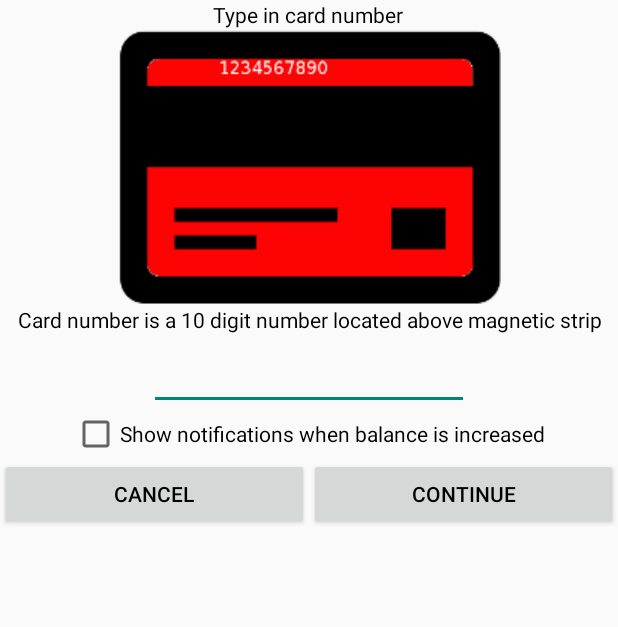
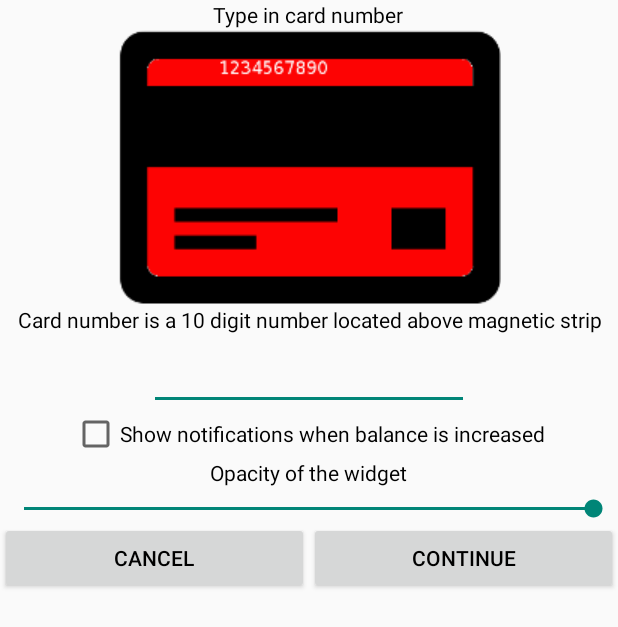
Before and after one commit to mobrembski/EdenredWidget, an Android app: the layout activity_configure.xml on its own in the app's theme, with its tools: preview values and no code run, on a phone screen of 412 x 824 dp. Shown: the top 627 px of the screen. Run offline under Robolectric (Android 15) with nearby library versions, the phone set to English and light mode, and no system bars.

Commit message:
Added ability to change opacity of widget

```diff
--- a/app/src/main/java/com/mobrembski/edenredwidget/EdenredCommTask.java
+++ b/app/src/main/java/com/mobrembski/edenredwidget/EdenredCommTask.java
@@ -45,12 +45,12 @@ class EdenredCommTask extends AsyncTask<Long, Void, Void> {
     private final SharedPreferences sp;
     private final int width;
 
-    public EdenredCommTask(Context ctx, int appWidgetId, int widgetWidth) {
+    public EdenredCommTask(Context ctx, int appWidgetId, int widgetWidth, int alpha) {
         context = ctx;
         width = widgetWidth;
         widgetId = appWidgetId;
         manager = AppWidgetManager.getInstance(context);
-        view = MainActivity.generateLayout(ctx, appWidgetId, widgetWidth);
+        view = MainActivity.generateLayout(ctx, appWidgetId, widgetWidth, alpha);
         sp = context.getSharedPreferences(context.getPackageName(), Context.MODE_PRIVATE);
     }
 
--- a/app/src/main/res/drawable/rounded_background.xml
+++ b/app/src/main/res/drawable/rounded_background.xml
@@ -4,7 +4,7 @@
         android:color="#ff000000"
 
         />
-    <solid android:color="#FFFFFF"/>
+    <solid android:color="#FFFFFFFF"/>
 
     <padding android:left="1dp"
         android:top="1dp"
--- a/app/src/main/res/layout/activity_configure.xml
+++ b/app/src/main/res/layout/activity_configure.xml
@@ -52,12 +52,34 @@
         android:layout_centerHorizontal="true"
         android:layout_below="@+id/edencard_number" />
 
+    <TextView
+        android:layout_width="wrap_content"
+        android:layout_height="wrap_content"
+        android:text="@string/widget_opacity"
+        android:gravity="center"
+        android:id="@+id/opacitydescription"
+        android:layout_marginBottom="5dp"
+        android:layout_gravity="center_horizontal"
+        android:layout_below="@+id/notifyBox"
+        android:layout_centerHorizontal="true" />
+
+    <SeekBar
+        android:layout_width="fill_parent"
+        android:max="100"
+        android:progress="100"
+        android:layout_height="wrap_content"
+        android:id="@+id/opacity_seekbar"
+        android:layout_below="@+id/opacitydescription"
+        android:layout_centerHorizontal="true"
+        android:layout_alignLeft="@+id/edencard_number"
+        android:layout_alignStart="@+id/edencard_number" />
+
     <LinearLayout
         android:layout_width="match_parent"
         android:layout_height="wrap_content"
         android:background="@null"
         android:orientation="horizontal"
-        android:layout_below="@+id/notifyBox"
+        android:layout_below="@+id/opacity_seekbar"
         android:layout_alignParentLeft="true"
         android:layout_alignParentStart="true">
 
--- a/app/src/main/res/values/strings.xml
+++ b/app/src/main/res/values/strings.xml
@@ -14,5 +14,6 @@
     <string name="show_notify">Show notifications when balance is increased</string>
     <string name="tap_to_see">Card balance increased. Drag down to see balance</string>
     <string name="number_location">Card number is a 10 digit number located above magnetic strip</string>
+    <string name="widget_opacity">Opacity of the widget</string>
 
 </resources>
```
Also changed, not shown: app/src/main/java/com/mobrembski/edenredwidget/ConfigureActivity.java (+29 -1 lines), app/src/main/java/com/mobrembski/edenredwidget/MainActivity.java (+17 -9 lines), app/src/main/res/layout/activity_main_1x1.xml (+10 -3 lines), app/src/main/res/layout/activity_main_1x2.xml (+14 -8 lines), app/src/main/res/layout/activity_main_1x3.xml (+14 -4 lines), app/src/main/res/layout/activity_main_1x4.xml (+14 -4 lines), 2 other files.
